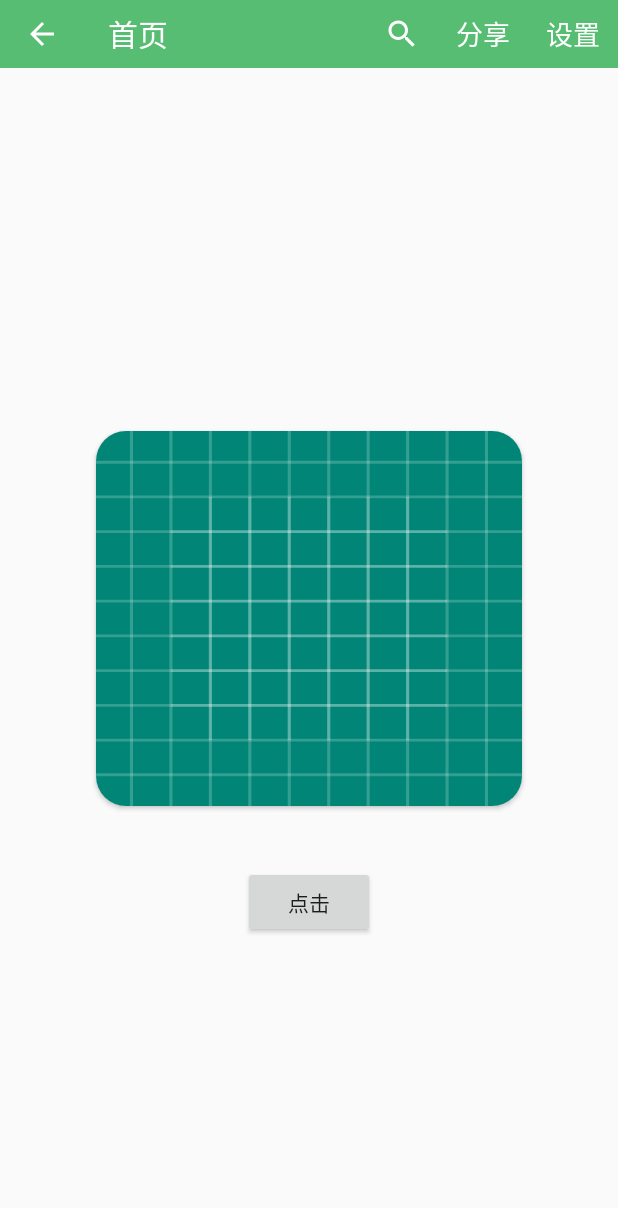
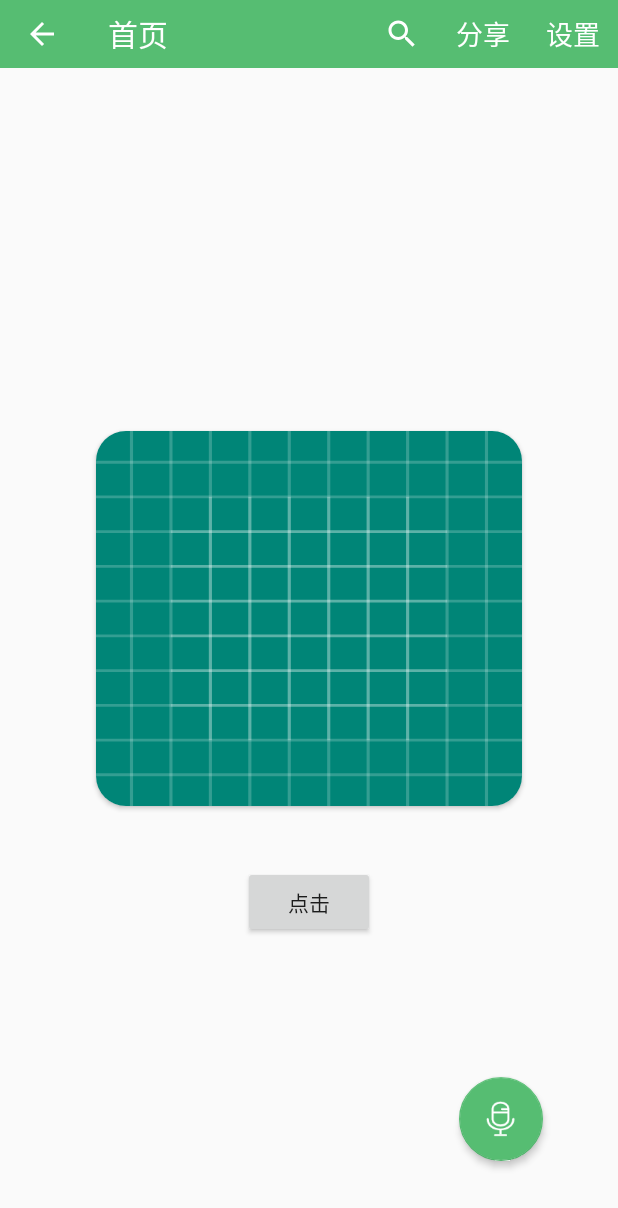
Before and after one commit to qiujihuihui/full_of_demo, an Android app: the MainActivity screen opened directly, with no data from a screen before it, on a phone screen of 412 x 824 dp. Shown: the top 1208 px of the screen. Run offline under Robolectric (Android 15) with nearby library versions, the phone set to English and light mode, and no system bars.

```diff
--- a/app/build.gradle
+++ b/app/build.gradle
@@ -28,12 +28,12 @@ dependencies {
     implementation 'androidx.constraintlayout:constraintlayout:1.1.3'
     testImplementation 'junit:junit:4.12'
     androidTestImplementation 'androidx.test.ext:junit:1.1.1'
-    androidTestImplementation 'androidx.test.espresso:espresso-core:3.1.0'
+    androidTestImplementation 'androidx.test.espresso:espresso-core:3.2.0'
 
     implementation 'androidx.recyclerview:recyclerview:1.1.0'
     implementation 'me.tatarka:gradle-retrolambda:3.6.0'
     implementation 'androidx.cardview:cardview:1.0.0'
     implementation 'androidx.palette:palette:1.0.0'
-    implementation 'com.google.android.material:material:1.2.0-alpha05'
-    implementation 'com.google.android.material:material:1.0.0'
+    implementation 'com.google.android.material:material:1.2.0-alpha06'
+    implementation 'com.android.support:design:28.0.0'
 }
--- a/app/src/main/AndroidManifest.xml
+++ b/app/src/main/AndroidManifest.xml
@@ -29,6 +29,7 @@
         </activity>
         <activity android:name=".MainActivity" />
         <activity android:name=".businessdemo.BaseTestActivity" />
+        <activity android:name=".businessdemo.tab.MyTabActivity"/>
 
     </application>
 
--- a/app/src/main/java/com/full/demo/businessdemo/login/LoginActivity.java
+++ b/app/src/main/java/com/full/demo/businessdemo/login/LoginActivity.java
@@ -8,8 +8,8 @@ import android.widget.Toast;
 import androidx.annotation.Nullable;
 import androidx.appcompat.app.AppCompatActivity;
 
-import com.full.demo.MainActivity;
 import com.full.demo.R;
+import com.full.demo.businessdemo.tab.MyTabActivity;
 import com.google.android.material.textfield.TextInputLayout;
 
 import java.util.regex.Matcher;
@@ -60,7 +60,7 @@ public class LoginActivity extends AppCompatActivity {
             usernameInputLayout.setErrorEnabled(false);
             pwdInputLayout.setErrorEnabled(false);
             Toast.makeText(this, "登录成功", Toast.LENGTH_SHORT).show();
-            startActivity(new Intent(this, MainActivity.class));
+            startActivity(new Intent(this, MyTabActivity.class));
         }
     }
 }
--- a/app/src/main/java/com/full/demo/businessdemo/recycleview/RecyclerViewDemoFragment.java
+++ b/app/src/main/java/com/full/demo/businessdemo/recycleview/RecyclerViewDemoFragment.java
@@ -1,6 +1,5 @@
 package com.full.demo.businessdemo.recycleview;
 
-import android.content.DialogInterface;
 import android.os.Bundle;
 import android.view.LayoutInflater;
 import android.view.View;
@@ -11,7 +10,6 @@ import androidx.annotation.Nullable;
 import androidx.appcompat.app.AlertDialog;
 import androidx.fragment.app.Fragment;
 import androidx.recyclerview.widget.DefaultItemAnimator;
-import androidx.recyclerview.widget.LinearLayoutManager;
 import androidx.recyclerview.widget.RecyclerView;
 import androidx.recyclerview.widget.StaggeredGridLayoutManager;
 
--- a/app/src/main/res/layout/activity_login.xml
+++ b/app/src/main/res/layout/activity_login.xml
@@ -12,8 +12,8 @@
         android:orientation="vertical">
 
         <ImageView
-            android:layout_width="126dp"
-            android:layout_height="126dp"
+            android:layout_width="96dp"
+            android:layout_height="96dp"
             android:src="@mipmap/ic_launcher_round" />
     </LinearLayout>
 
--- a/app/src/main/res/layout/activity_main.xml
+++ b/app/src/main/res/layout/activity_main.xml
@@ -7,12 +7,13 @@
     android:layout_height="match_parent"
     tools:context=".MainActivity">
 
-    <include layout="@layout/view_common_toolbar"
-        app:layout_constraintTop_toTopOf="parent"
+    <include
+        layout="@layout/view_common_toolbar"
+        android:layout_width="match_parent"
+        android:layout_height="45dp"
         app:layout_constraintLeft_toLeftOf="parent"
         app:layout_constraintRight_toRightOf="parent"
-        android:layout_width="match_parent"
-        android:layout_height="45dp"/>
+        app:layout_constraintTop_toTopOf="parent" />
 
     <androidx.cardview.widget.CardView
         android:id="@+id/cv_content"
@@ -20,17 +21,17 @@
         android:layout_height="250dp"
         android:layout_marginStart="64dp"
         android:layout_marginEnd="64dp"
+        app:cardCornerRadius="20dp"
         app:layout_constraintBottom_toBottomOf="parent"
         app:layout_constraintLeft_toLeftOf="parent"
         app:layout_constraintRight_toRightOf="parent"
-        app:layout_constraintTop_toTopOf="parent"
-        app:cardCornerRadius="20dp">
+        app:layout_constraintTop_toTopOf="parent">
 
         <ImageView
             android:layout_width="match_parent"
             android:layout_height="match_parent"
             android:background="@drawable/ic_launcher_background"
-            android:scaleType="centerInside"/>
+            android:scaleType="centerInside" />
     </androidx.cardview.widget.CardView>
 
     <Button
@@ -47,30 +48,44 @@
         android:id="@+id/dl_layout"
         android:layout_width="100dp"
         android:layout_height="match_parent"
-        app:layout_constraintRight_toRightOf="parent"
-        android:visibility="gone">
+        android:visibility="gone"
+        app:layout_constraintRight_toRightOf="parent">
 
         <LinearLayout
             android:id="@+id/layout_content"
             android:layout_width="match_parent"
             android:layout_height="match_parent"
-            android:orientation="vertical"
-            android:gravity="center">
+            android:gravity="center"
+            android:orientation="vertical">
 
             <ImageView
                 android:layout_width="wrap_content"
                 android:layout_height="wrap_content"
-                android:src="@mipmap/demo_pic1"
-                android:scaleType="centerCrop"/>
+                android:scaleType="centerCrop"
+                android:src="@mipmap/demo_pic1" />
 
             <TextView
                 android:id="@+id/tv_drawer_close"
                 android:layout_width="match_parent"
                 android:layout_height="50dp"
                 android:gravity="center"
-                android:textSize="19sp"
-                android:text="@string/content_drawer_layout"/>
+                android:text="@string/content_drawer_layout"
+                android:textSize="19sp" />
         </LinearLayout>
     </androidx.drawerlayout.widget.DrawerLayout>
 
+    <com.google.android.material.floatingactionbutton.FloatingActionButton
+        android:id="@+id/fab"
+        android:layout_width="wrap_content"
+        android:layout_height="wrap_content"
+        android:layout_marginEnd="50dp"
+        android:layout_marginBottom="50dp"
+        android:clickable="true"
+        android:focusable="true"
+        android:src="@mipmap/ic_record"
+        app:backgroundTint="@color/main_color"
+        app:elevation="3dp"
+        app:layout_constraintBottom_toBottomOf="parent"
+        app:layout_constraintRight_toRightOf="parent"
+        app:pressedTranslationZ="6dp" />
 </androidx.constraintlayout.widget.ConstraintLayout>
--- a/app/src/main/res/values/colors.xml
+++ b/app/src/main/res/values/colors.xml
@@ -6,6 +6,8 @@
 
     <color name="main_color">#56bd72</color>
     <color name="white">#ffffff</color>
+    <color name="off_white">#ffffdd</color>
     <color name="transparent">#00000000</color>
     <color name="common_gray">#888888</color>
+    <color name="float_button_bg">#3F51B5</color>
 </resources>
```
Also changed, not shown: app/src/main/java/com/full/demo/businessdemo/tab/FragmentAdapter.java (added, +38 -0 lines), app/src/main/java/com/full/demo/businessdemo/tab/ListFragment.java (added, +46 -0 lines), app/src/main/java/com/full/demo/businessdemo/tab/MyTabActivity.java (added, +56 -0 lines), app/src/main/res/layout/activity_my_tab.xml (added, +37 -0 lines), app/src/main/res/values/styles.xml (+9 -0 lines), app/src/main/res/mipmap-xhdpi/ic_record.png (added).
